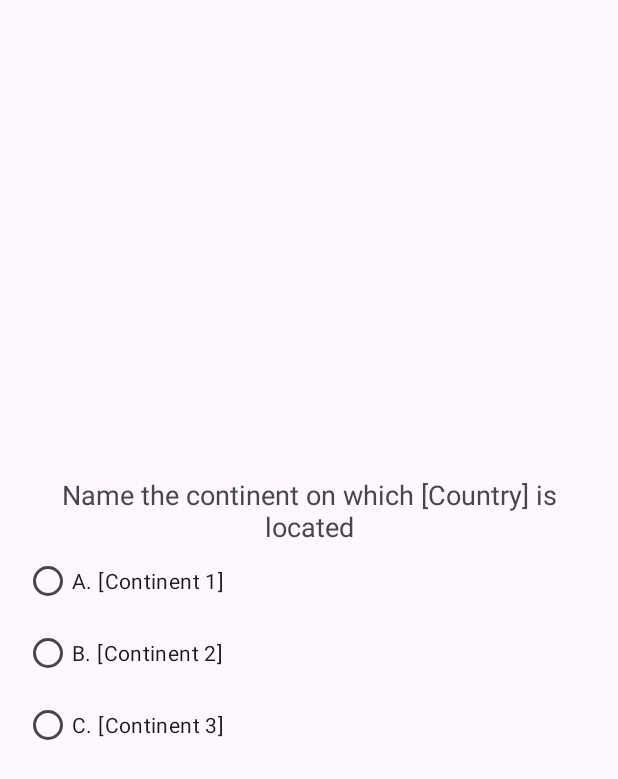
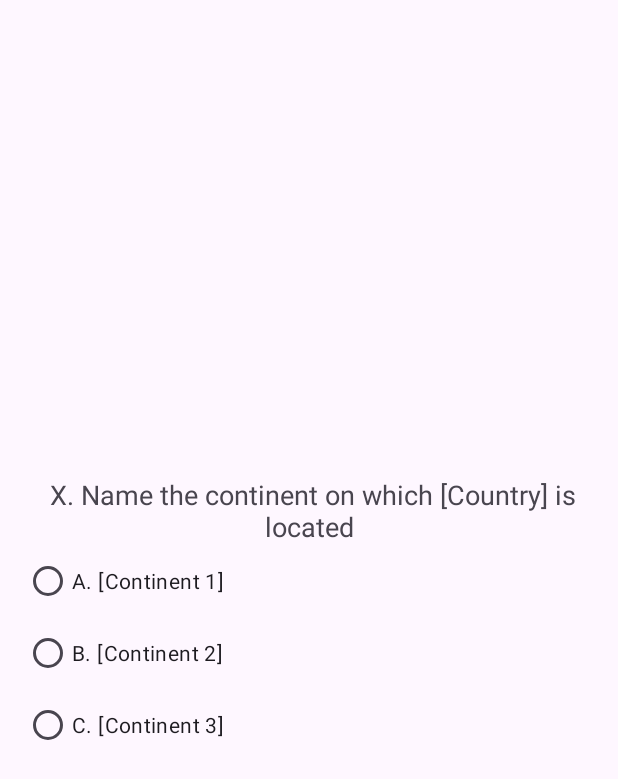
Before and after one commit to adurr21/CountryQuiz, an Android app: the screen it shows after launch (MainActivity), after a tap on "Start New Quiz", on a phone screen of 412 x 824 dp. Shown: the top 779 px of the screen. Run offline under Robolectric (Android 15) with nearby library versions, the phone set to English and light mode, and no system bars; libraries missing offline, so code that uses them is left out: com.opencsv, com.opencsv.exceptions; 17 statements that could not run were skipped.

```diff
--- a/app/src/main/java/edu/uga/countryquiz/MainActivity.java
+++ b/app/src/main/java/edu/uga/countryquiz/MainActivity.java
@@ -102,8 +102,8 @@ public class MainActivity extends AppCompatActivity {
     }
 
     public void startQuiz() {
-        Quiz newQuiz = new Quiz(); // Create a new Quiz with 6 questions
-        Fragment fragment = QuizFragment.newInstance(newQuiz, 0); // Start with the first question
+        Quiz newQuiz = new Quiz();
+        Fragment fragment = QuizFragment.newInstance(newQuiz);
         FragmentTransaction transaction = getSupportFragmentManager().beginTransaction();
         transaction.replace(R.id.fragmentContainerView, fragment)
                 .addToBackStack("main")
--- a/app/src/main/java/edu/uga/countryquiz/fragments/QuizFragment.java
+++ b/app/src/main/java/edu/uga/countryquiz/fragments/QuizFragment.java
@@ -12,6 +12,9 @@ import android.view.ViewGroup;
 import android.widget.RadioButton;
 import android.widget.RadioGroup;
 import android.widget.TextView;
+
+import androidx.viewpager2.adapter.FragmentStateAdapter;
+import androidx.viewpager2.widget.ViewPager2;
 
 import java.util.ArrayList;
 import java.util.Collections;
@@ -28,13 +31,12 @@ import edu.uga.countryquiz.content.QuizQuestion;
  */
 public class QuizFragment extends Fragment {
 
+    public static final String LOG_TAG = "edu.uga.countryquiz";
+
     private static final String ARG_QUIZ = "quiz";
-    private static final String ARG_QUESTION_INDEX = "questionIndex";
     private Quiz quiz;
-    private int currentQuestionIndex;
-    private TextView questionText;
-    private RadioGroup continentChoices;
-    private RadioButton choice1, choice2, choice3;
+    private ViewPager2 quizViewPager;
+    private ArrayList<String> userAnswers;
 
     public QuizFragment() {
         // Required empty public constructor
@@ -45,15 +47,12 @@ public class QuizFragment extends Fragment {
      * this fragment using the provided parameters.
      *
      * @param quiz Parameter 1.
-     * @param questionIndex Parameter 2.
      * @return A new instance of fragment QuizFragment.
      */
-    // TODO: Rename and change types and number of parameters
-    public static QuizFragment newInstance(Quiz quiz, int questionIndex) {
+    public static QuizFragment newInstance(Quiz quiz) {
         QuizFragment fragment = new QuizFragment();
         Bundle args = new Bundle();
         args.putSerializable(ARG_QUIZ, quiz);
-        args.putInt(ARG_QUESTION_INDEX, questionIndex);
         fragment.setArguments(args);
         return fragment;
     }
@@ -63,7 +62,10 @@ public class QuizFragment extends Fragment {
         super.onCreate(savedInstanceState);
         if (getArguments() != null) {
             quiz = (Quiz) getArguments().getSerializable(ARG_QUIZ);
-            currentQuestionIndex = getArguments().getInt(ARG_QUESTION_INDEX);
+        }
+        userAnswers = new ArrayList<>(6);
+        for (int i = 0; i < 6; i++) {
+            userAnswers.add(null);
         }
     }
 
@@ -78,35 +80,35 @@ public class QuizFragment extends Fragment {
     public void onViewCreated(@NonNull View view, Bundle savedInstanceState) {
         super.onViewCreated(view, savedInstanceState);
 
-        // Initialize UI elements
-        questionText = view.findViewById(R.id.questionText);
-        continentChoices = view.findViewById(R.id.continentChoices);
-        choice1 = view.findViewById(R.id.choice1);
-        choice2 = view.findViewById(R.id.choice2);
-        choice3 = view.findViewById(R.id.choice3);
-
-        // Load the current question
-        loadQuestion();
+        quizViewPager = view.findViewById(R.id.quizViewPager);
+        quizViewPager.setAdapter(new QuizPagerAdapter(this));
+        quizViewPager.setUserInputEnabled(true); // Allow swiping
     }
 
-    private void loadQuestion() {
-        QuizQuestion currentQuestion = quiz.quizQuestions[currentQuestionIndex];
+    private class QuizPagerAdapter extends FragmentStateAdapter {
+        public QuizPagerAdapter(@NonNull Fragment fragment) {
+            super(fragment);
+        }
 
-        // Set the question text
-        questionText.setText("Name the continent on which " + currentQuestion.countryName + " is located");
+        @NonNull
+        @Override
+        public Fragment createFragment(int position) {
+            return QuizQuestionFragment.newInstance(quiz, position, userAnswers);
+        }
 
-        // Create a list of choices and shuffle them
-        ArrayList<String> choices = new ArrayList<>();
-        choices.add(currentQuestion.correctContinent);
-        choices.add(currentQuestion.wrongContinentOne);
-        choices.add(currentQuestion.wrongContinentTwo);
-        Collections.shuffle(choices);
+        @Override
+        public int getItemCount() {
+            return 6; // Back to 6 questions
+        }
+    }
 
-        // Set the radio button texts
-        choice1.setText("A. " + choices.get(0));
-        choice2.setText("B. " + choices.get(1));
-        choice3.setText("C. " + choices.get(2));
+    public void showResults() {
+        Fragment fragment = QuizResultsFragment.newInstance(quiz, userAnswers);
+        getParentFragmentManager().beginTransaction()
+                .replace(R.id.fragmentContainerView, fragment)
+                .addToBackStack("quiz")
+                .commit();
+        Log.d(LOG_TAG, "showResults() called - transitioning to QuizResultsFragment");
+    }
 
-        Log.d(MainActivity.LOG_TAG, "Loaded question " + (currentQuestionIndex + 1) + " for " + currentQuestion.countryName);
-    }
 }
--- /dev/null
+++ b/app/src/main/java/edu/uga/countryquiz/fragments/QuizQuestionFragment.java
@@ -0,0 +1,134 @@
+package edu.uga.countryquiz.fragments;
+
+import android.os.Bundle;
+
+import androidx.annotation.NonNull;
+import androidx.fragment.app.Fragment;
+
+import android.view.LayoutInflater;
+import android.view.View;
+import android.view.ViewGroup;
+import android.widget.Button;
+import android.widget.RadioButton;
+import android.widget.RadioGroup;
+import android.widget.TextView;
+
+import java.util.ArrayList;
+import java.util.Collections;
+
+import edu.uga.countryquiz.R;
+import edu.uga.countryquiz.content.Quiz;
+import edu.uga.countryquiz.content.QuizQuestion;
+
+/**
+ * A simple {@link Fragment} subclass.
+ * Use the {@link QuizQuestionFragment#newInstance} factory method to
+ * create an instance of this fragment.
+ */
+public class QuizQuestionFragment extends Fragment {
+
+    private static final String ARG_QUIZ = "quiz";
+    private static final String ARG_POSITION = "position";
+    private static final String ARG_ANSWERS = "answers";
+
+    private Quiz quiz;
+    private int position;
+    private ArrayList<String> userAnswers;
+
+    private TextView questionText;
+    private RadioGroup continentChoices;
+    private RadioButton choice1, choice2, choice3;
+    private Button submitButton;
+
+    public QuizQuestionFragment() {
+        // Required empty public constructor
+    }
+
+    /**
+     * Use this factory method to create a new instance of
+     * this fragment using the provided parameters.
+     *
+     * @param quiz Parameter 1.
+     * @param position Parameter 2.
+     * @param answers Parameter 3.
+     * @return A new instance of fragment QuizQuestionFragment.
+     */
+    public static QuizQuestionFragment newInstance(Quiz quiz, int position, ArrayList<String> answers) {
+        QuizQuestionFragment fragment = new QuizQuestionFragment();
+        Bundle args = new Bundle();
+        args.putSerializable(ARG_QUIZ, quiz);
+        args.putInt(ARG_POSITION, position);
+        args.putStringArrayList(ARG_ANSWERS, answers);
+        fragment.setArguments(args);
+        return fragment;
+    }
+
+    @Override
+    public void onCreate(Bundle savedInstanceState) {
+        super.onCreate(savedInstanceState);
+        if (getArguments() != null) {
+            quiz = (Quiz) getArguments().getSerializable(ARG_QUIZ);
+            position = getArguments().getInt(ARG_POSITION);
+            userAnswers = getArguments().getStringArrayList(ARG_ANSWERS);
+        }
+    }
+
+    @Override
+    public View onCreateView(LayoutInflater inflater, ViewGroup container, Bundle savedInstanceState) {
+        // Inflate the layout for this fragment
+        return inflater.inflate(R.layout.fragment_quiz_question, container, false);
+    }
+
+    @Override
+    public void onViewCreated(@NonNull View view, Bundle savedInstanceState) {
+        super.onViewCreated(view, savedInstanceState);
+
+        questionText = view.findViewById(R.id.questionText);
+        continentChoices = view.findViewById(R.id.continentChoices);
+        choice1 = view.findViewById(R.id.choice1);
+        choice2 = view.findViewById(R.id.choice2);
+        choice3 = view.findViewById(R.id.choice3);
+        submitButton = view.findViewById(R.id.submitButton);
+
+        loadQuestion();
+
+        if (position == 5) {
+            submitButton.setVisibility(View.VISIBLE);
+            submitButton.setOnClickListener(v -> {
+                if (getParentFragment() instanceof QuizFragment) {
+                    ((QuizFragment) getParentFragment()).showResults();
+                }
+            });
+        } else {
+            submitButton.setVisibility(View.GONE);
+        }
+
+        continentChoices.setOnCheckedChangeListener((group, checkedId) -> {
+            String selectedAnswer = null;
+            if (checkedId == R.id.choice1) {
+                selectedAnswer = choice1.getText().toString().substring(3);
+            } else if (checkedId == R.id.choice2) {
+                selectedAnswer = choice2.getText().toString().substring(3);
+            } else if (checkedId == R.id.choice3) {
+                selectedAnswer = choice3.getText().toString().substring(3);
+            }
+            userAnswers.set(position, selectedAnswer);
+        });
+    }
+
+    private void loadQuestion() {
+        QuizQuestion currentQuestion = quiz.quizQuestions[position];
+        questionText.setText((position + 1) + ". Name the continent on which " +
+                currentQuestion.countryName + " is located");
+
+        ArrayList<String> choices = new ArrayList<>();
+        choices.add(currentQuestion.correctContinent);
+        choices.add(currentQuestion.wrongContinentOne);
+        choices.add(currentQuestion.wrongContinentTwo);
+        Collections.shuffle(choices);
+
+        choice1.setText("A. " + choices.get(0));
+        choice2.setText("B. " + choices.get(1));
+        choice3.setText("C. " + choices.get(2));
+    }
+}
--- a/app/src/main/res/layout/fragment_quiz.xml
+++ b/app/src/main/res/layout/fragment_quiz.xml
@@ -1,52 +1,12 @@
 <?xml version="1.0" encoding="utf-8"?>
-<androidx.constraintlayout.widget.ConstraintLayout xmlns:android="http://schemas.android.com/apk/res/android"
+<FrameLayout xmlns:android="http://schemas.android.com/apk/res/android"
     xmlns:app="http://schemas.android.com/apk/res-auto"
     android:layout_width="match_parent"
-    android:layout_height="match_parent"
-    android:padding="16dp">
+    android:layout_height="match_parent">
 
-    <TextView
-        android:id="@+id/questionText"
-        android:layout_width="0dp"
-        android:layout_height="wrap_content"
-        android:textSize="18sp"
-        android:text="Name the continent on which [Country] is located"
-        android:gravity="center"
-        android:textAlignment="center"
-        app:layout_constraintTop_toTopOf="parent"
-        app:layout_constraintStart_toStartOf="parent"
-        app:layout_constraintEnd_toEndOf="parent"
-        app:layout_constraintBottom_toTopOf="@id/continentChoices"
-        app:layout_constraintVertical_chainStyle="packed" />
+    <androidx.viewpager2.widget.ViewPager2
+        android:id="@+id/quizViewPager"
+        android:layout_width="match_parent"
+        android:layout_height="match_parent" />
 
-    <RadioGroup
-        android:id="@+id/continentChoices"
-        android:layout_width="0dp"
-        android:layout_height="wrap_content"
-        android:orientation="vertical"
-        app:layout_constraintTop_toBottomOf="@id/questionText"
-        app:layout_constraintStart_toStartOf="parent"
-        app:layout_constraintEnd_toEndOf="parent"
-        app:layout_constraintBottom_toBottomOf="parent"
-        app:layout_constraintVertical_chainStyle="packed">
-
-        <RadioButton
-            android:id="@+id/choice1"
-            android:layout_width="match_parent"
-            android:layout_height="wrap_content"
-            android:text="A. [Continent 1]" />
-
-        <RadioButton
-            android:id="@+id/choice2"
-            android:layout_width="match_parent"
-            android:layout_height="wrap_content"
-            android:text="B. [Continent 2]" />
-
-        <RadioButton
-            android:id="@+id/choice3"
-            android:layout_width="match_parent"
-            android:layout_height="wrap_content"
-            android:text="C. [Continent 3]" />
-    </RadioGroup>
-
-</androidx.constraintlayout.widget.ConstraintLayout>
+</FrameLayout>
--- /dev/null
+++ b/app/src/main/res/layout/fragment_quiz_question.xml
@@ -0,0 +1,62 @@
+<?xml version="1.0" encoding="utf-8"?>
+<androidx.constraintlayout.widget.ConstraintLayout xmlns:android="http://schemas.android.com/apk/res/android"
+    xmlns:app="http://schemas.android.com/apk/res-auto"
+    android:layout_width="match_parent"
+    android:layout_height="match_parent"
+    android:padding="16dp">
+
+    <TextView
+        android:id="@+id/questionText"
+        android:layout_width="0dp"
+        android:layout_height="wrap_content"
+        android:textSize="18sp"
+        android:text=" X. Name the continent on which [Country] is located"
+        android:gravity="center"
+        android:textAlignment="center"
+        app:layout_constraintTop_toTopOf="parent"
+        app:layout_constraintStart_toStartOf="parent"
+        app:layout_constraintEnd_toEndOf="parent"
+        app:layout_constraintBottom_toTopOf="@id/continentChoices"
+        app:layout_constraintVertical_chainStyle="packed" />
+
+    <RadioGroup
+        android:id="@+id/continentChoices"
+        android:layout_width="0dp"
+        android:layout_height="wrap_content"
+        android:orientation="vertical"
+        app:layout_constraintTop_toBottomOf="@id/questionText"
+        app:layout_constraintStart_toStartOf="parent"
+        app:layout_constraintEnd_toEndOf="parent"
+        app:layout_constraintBottom_toTopOf="@id/submitButton"
+        app:layout_constraintVertical_chainStyle="packed">
+
+        <RadioButton
+            android:id="@+id/choice1"
+            android:layout_width="match_parent"
+            android:layout_height="wrap_content"
+            android:text="A. [Continent 1]" />
+
+        <RadioButton
+            android:id="@+id/choice2"
+            android:layout_width="match_parent"
+            android:layout_height="wrap_content"
+            android:text="B. [Continent 2]" />
+
+        <RadioButton
+            android:id="@+id/choice3"
+            android:layout_width="match_parent"
+            android:layout_height="wrap_content"
+            android:text="C. [Continent 3]" />
+    </RadioGroup>
+
+    <Button
+        android:id="@+id/submitButton"
+        android:layout_width="wrap_content"
+        android:layout_height="wrap_content"
+        android:text="Submit"
+        android:visibility="gone"
+    app:layout_constraintBottom_toBottomOf="parent"
+    app:layout_constraintStart_toStartOf="parent"
+    app:layout_constraintEnd_toEndOf="parent" />
+
+</androidx.constraintlayout.widget.ConstraintLayout>
```
Also changed, not shown: app/src/main/java/edu/uga/countryquiz/fragments/QuizResultsFragment.java (added, +90 -0 lines), app/src/main/res/layout/fragment_quiz_results.xml (added, +15 -0 lines).
